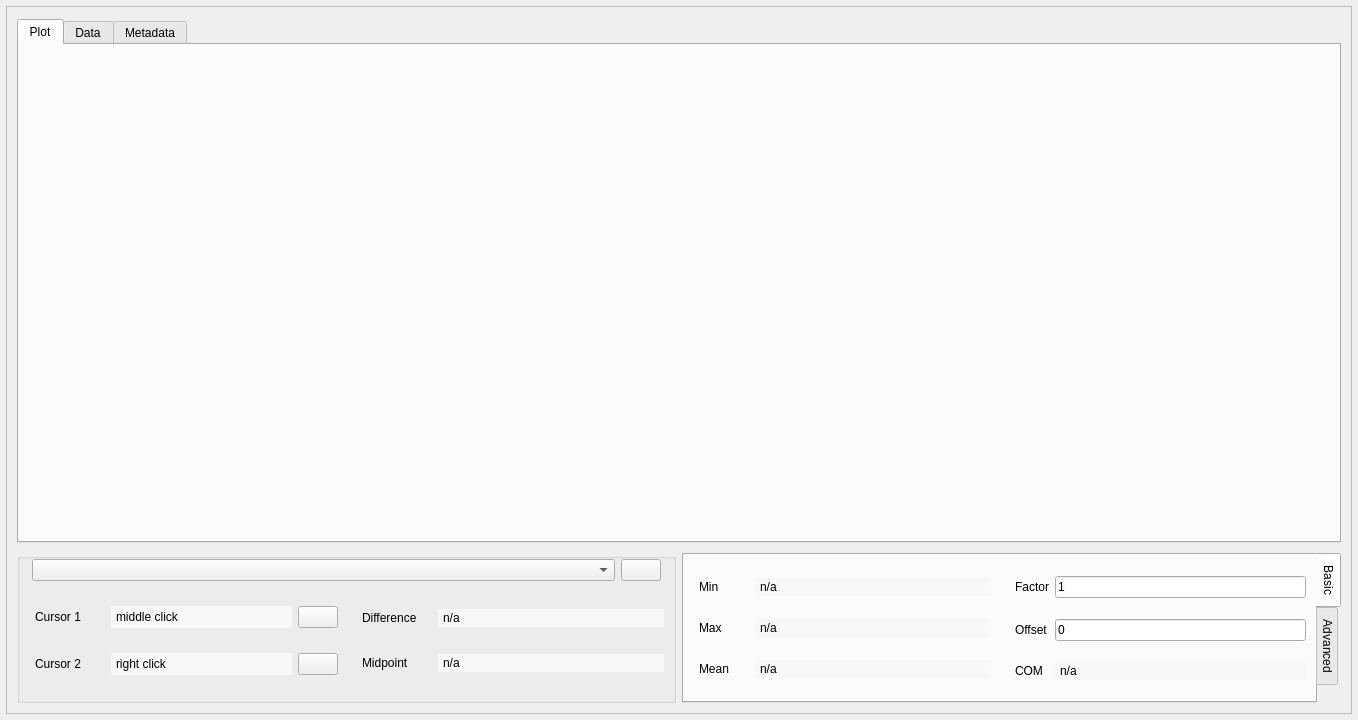
First picture: the form in mdaviz/resources/mda_file_viz.ui, repository BCDA-APS/mdaviz, before the edit.
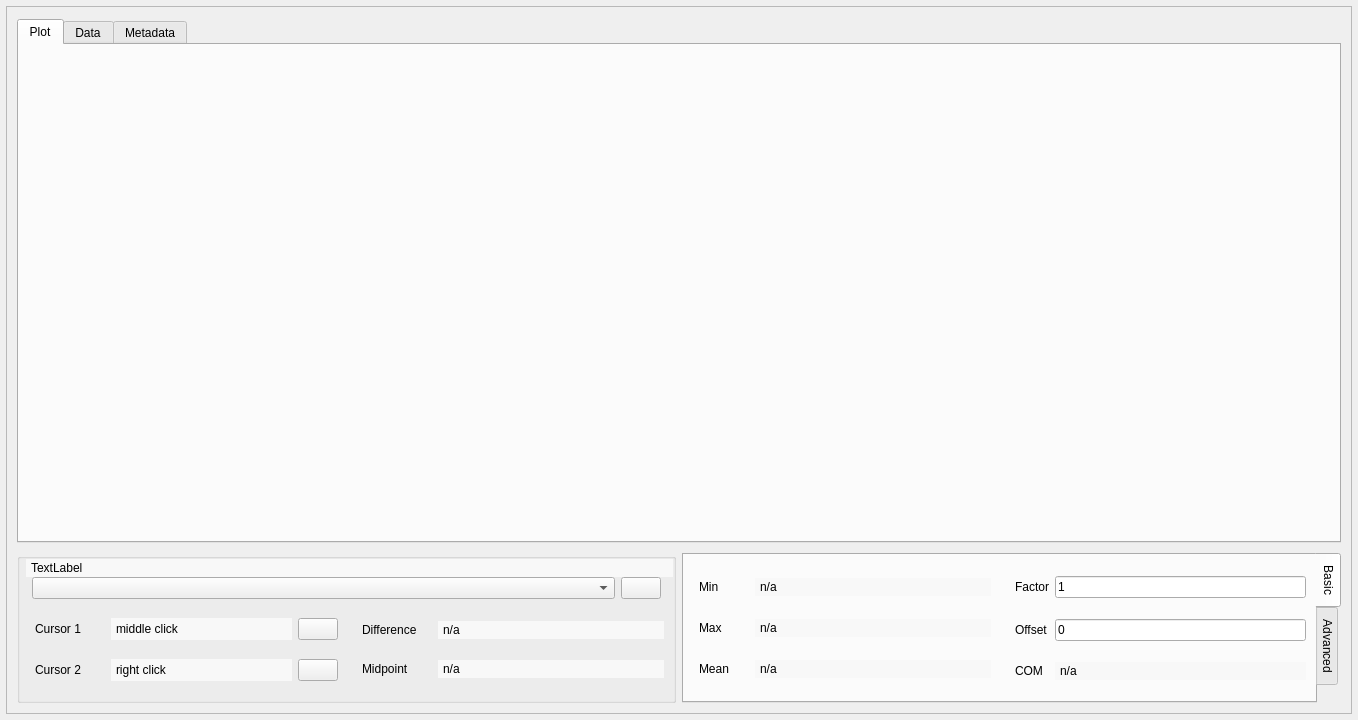
Second picture: the form after the edit. Icons and pictures are not drawn.

Commit message: #77 add filePath to graph info in UI

```diff
--- a/mdaviz/resources/mda_file_viz.ui
+++ b/mdaviz/resources/mda_file_viz.ui
@@ -194,6 +194,20 @@
              <property name="bottomMargin">
               <number>0</number>
              </property>
+             <item>
+              <widget class="QLabel" name="filePath_label">
+               <property name="styleSheet">
+                <string notr="true">QLabel {
+    background-color: rgb(248, 248, 248);
+    border: none;
+    padding: 2px;
+}</string>
+               </property>
+               <property name="text">
+                <string>TextLabel</string>
+               </property>
+              </widget>
+             </item>
              <item>
               <widget class="QWidget" name="curves" native="true">
                <property name="sizePolicy">
```
